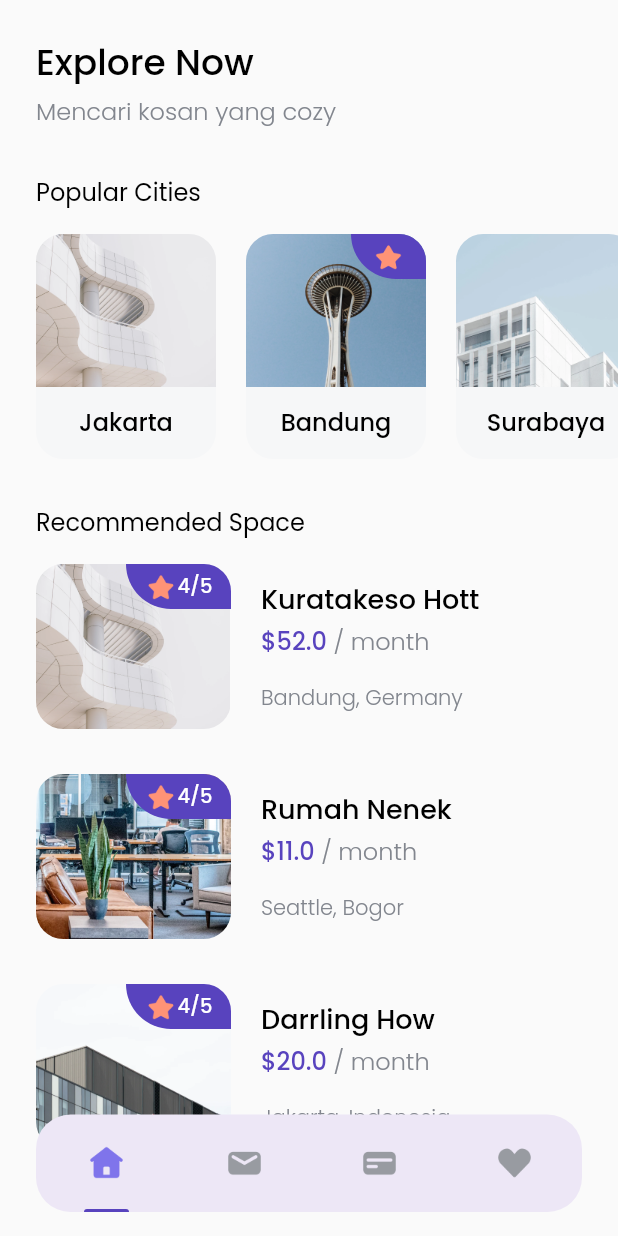
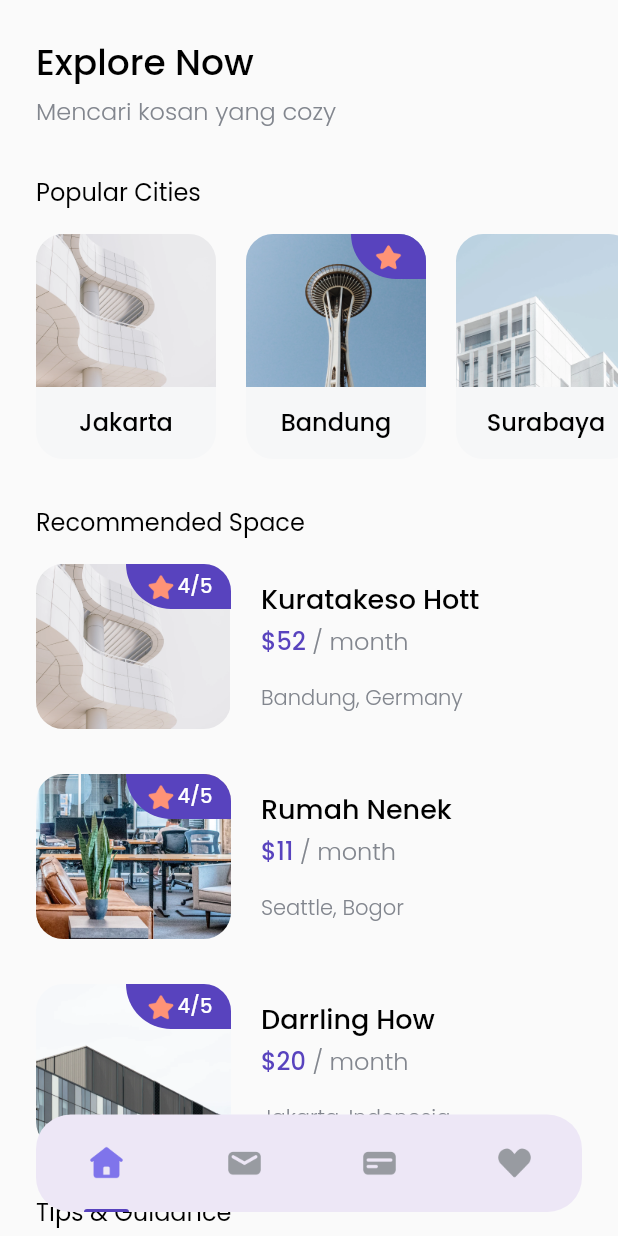
Before and after one commit to xenopati/bwa_cozy, a Flutter app: the HomePage screen opened directly, on a phone screen of 412 x 824 dp. Run offline on Flutter 3.47's test engine with Material 2 defaults, Android fonts, the phone set to English and light mode, and no system bars; our stand-ins replace google_fonts.

```diff
--- a/lib/model/space.dart
+++ b/lib/model/space.dart
@@ -2,7 +2,7 @@ class Space {
   int id;
   String name;
   String imageUrl;
-  double price;
+  int price;
   String city;
   String country;
   int rating;
--- a/lib/pages/home_page.dart
+++ b/lib/pages/home_page.dart
@@ -14,12 +14,11 @@ class HomePage extends StatelessWidget {
     return Scaffold(
       body: SafeArea(
         bottom: false,
-        child: Padding(
-          padding: EdgeInsets.symmetric(
-            vertical: edge,
-          ),
         child: ListView(
           children: [
+            SizedBox(
+              height: edge,
+            ),
             // NOTE: TITLE / HEADER
             Padding(
               padding: EdgeInsets.only(left: edge),
@@ -209,10 +208,9 @@ class HomePage extends StatelessWidget {
               ),
             ),
             SizedBox(
-                height: 80,
+              height: 80 + edge,
             ),
           ],
-          ),
         ),
       ),
       floatingActionButton: Container(
--- a/lib/widgets/space_card.dart
+++ b/lib/widgets/space_card.dart
@@ -1,4 +1,5 @@
 import 'package:bwa_cozy/model/space.dart';
+import 'package:bwa_cozy/pages/detail_page.dart';
 import 'package:flutter/material.dart';
 import 'package:bwa_cozy/theme.dart';
 
@@ -8,7 +9,16 @@ class SpaceCard extends StatelessWidget {
 
   @override
   Widget build(BuildContext context) {
-    return Row(
+    return InkWell(
+      onTap: () {
+        Navigator.push(
+          context,
+          MaterialPageRoute(
+            builder: (context) => DetailPage(),
+          ),
+        );
+      },
+      child: Row(
         children: [
           ClipRRect(
             borderRadius: BorderRadius.circular(18),
@@ -94,6 +104,7 @@ class SpaceCard extends StatelessWidget {
             ],
           )
         ],
+      ),
     );
   }
 }
```
Also changed, not shown: lib/pages/detail_page.dart (added, +47 -0 lines), assets/images/thumbnail.png (added). Lines whose indentation alone changed are shown as unchanged.
